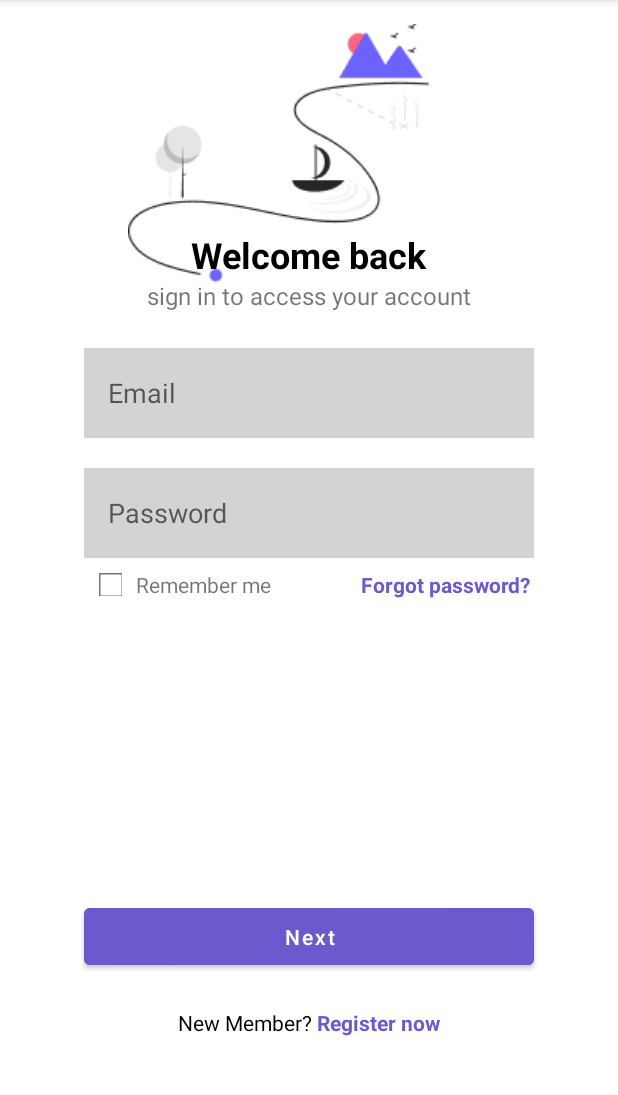
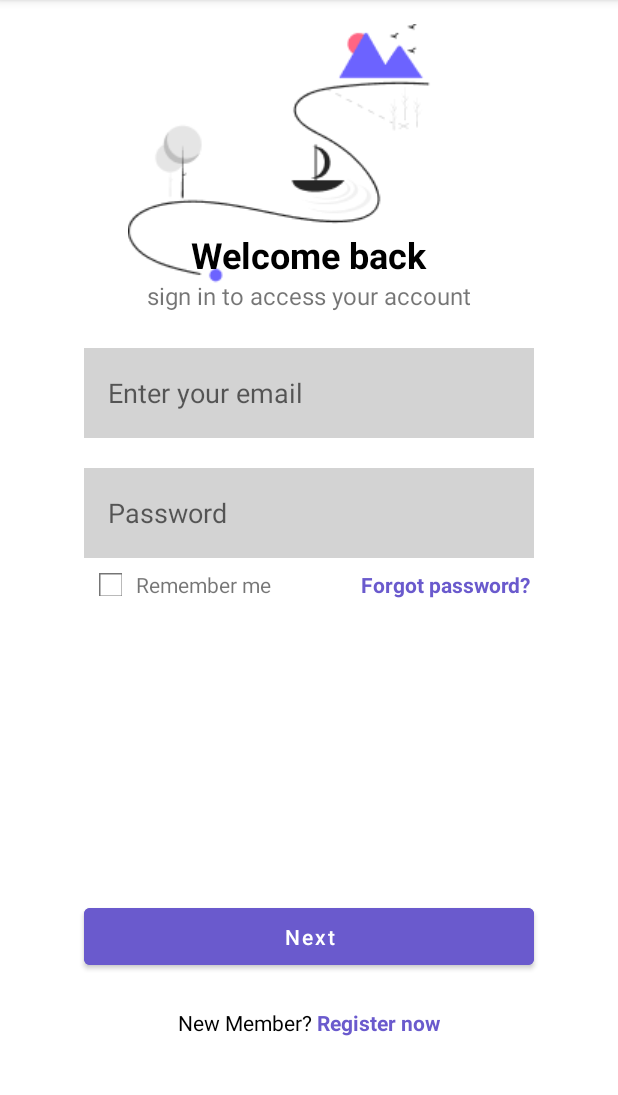
Before and after one commit to OleksandraLishchenko/assignment, an Android app: the screen it shows after launch (MainActivity), on a phone screen of 412 x 824 dp, the part 84-1179 px from its top. Run offline under Robolectric (Android 15) with nearby library versions, the phone set to English and light mode, and no system bars.

Commit message:
Initial Commit

```diff
--- a/app/src/main/res/layout/activity_main.xml
+++ b/app/src/main/res/layout/activity_main.xml
@@ -46,7 +46,7 @@
             android:layout_width="300dp"
             android:layout_height="60dp"
             android:layout_gravity="center_horizontal"
-            android:hint="Email"
+            android:hint="Enter your email"
             android:padding="16dp"
             android:background="#D3D3D3"/>
 
```
